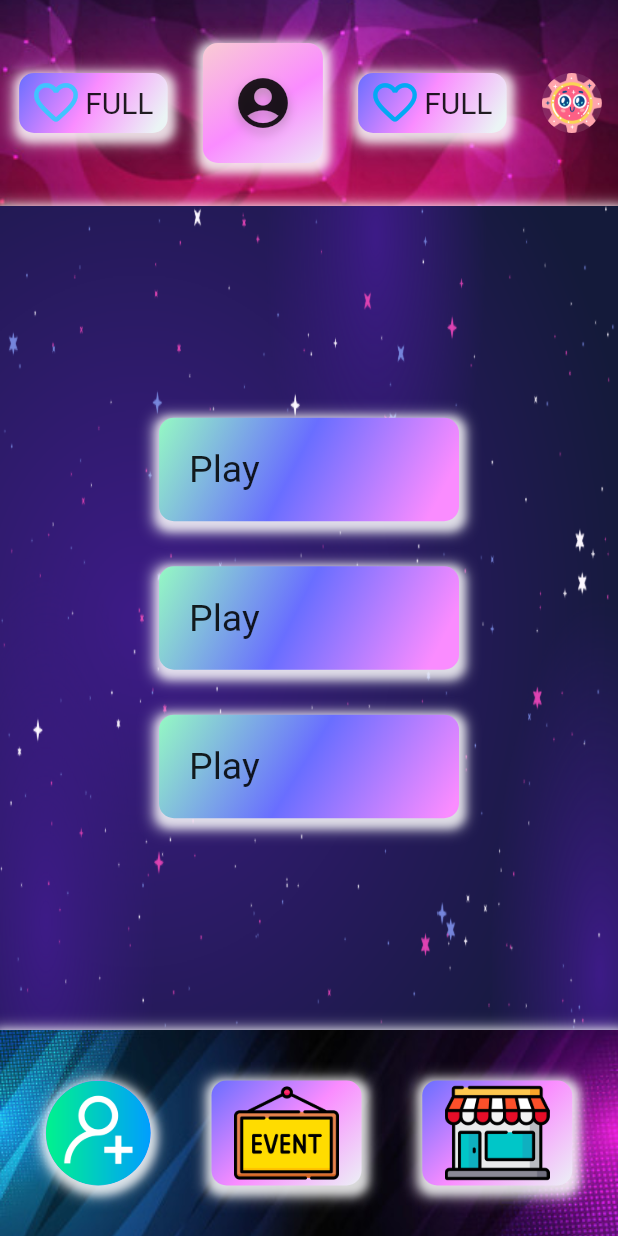
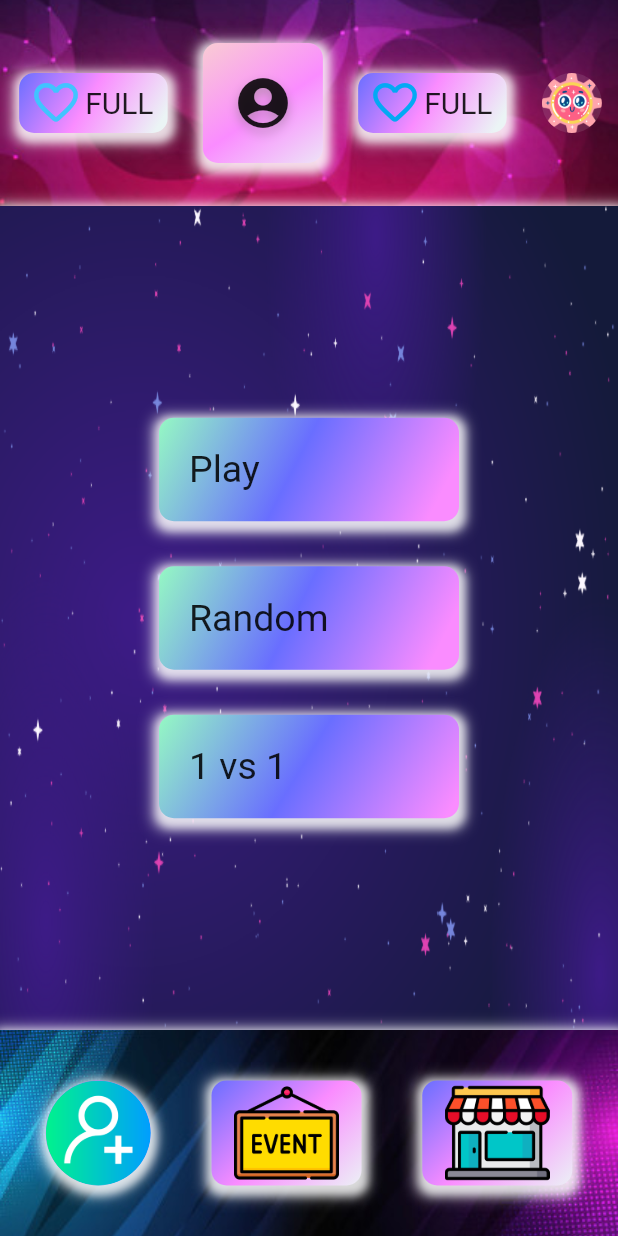
Before and after one commit to thanhpro0703/o_z_e, a Flutter app: the screen it shows after launch, on a phone screen of 412 x 824 dp. Run offline on Flutter 3.47's test engine with Material 2 defaults, Android fonts, the phone set to English and light mode, and no system bars.

Commit message:
Sửa text buton

```diff
--- a/game_app/lib/screen_maingame/content.dart
+++ b/game_app/lib/screen_maingame/content.dart
@@ -122,7 +122,7 @@ class _MyContentState extends State<MyContent> {
                       padding: EdgeInsets.all(20),
                       width: 200,
                       child: Text(
-                        "Play",
+                        "Random",
                         style: TextStyle(fontSize: 25),
                       ),
                     ),
@@ -163,7 +163,7 @@ class _MyContentState extends State<MyContent> {
                       padding: EdgeInsets.all(20),
                       width: 200,
                       child: Text(
-                        "Play",
+                        "1 vs 1",
                         style: TextStyle(fontSize: 25),
                       ),
                     ),
```
